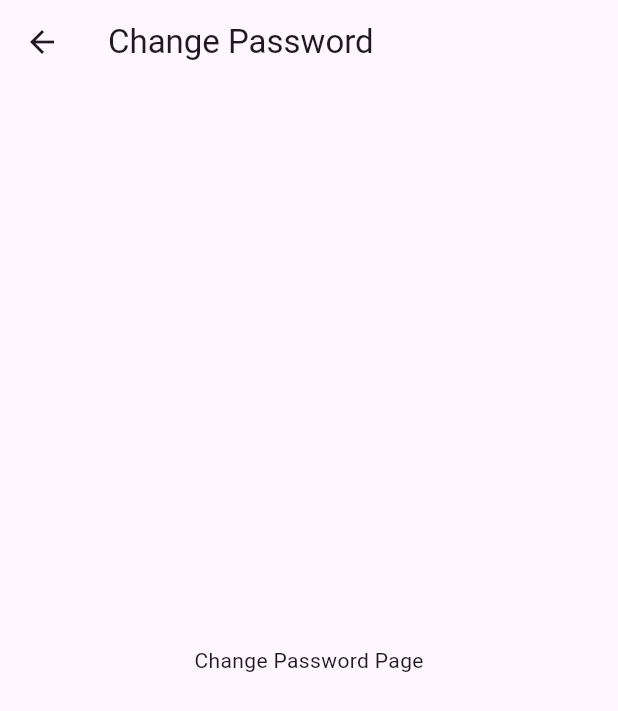
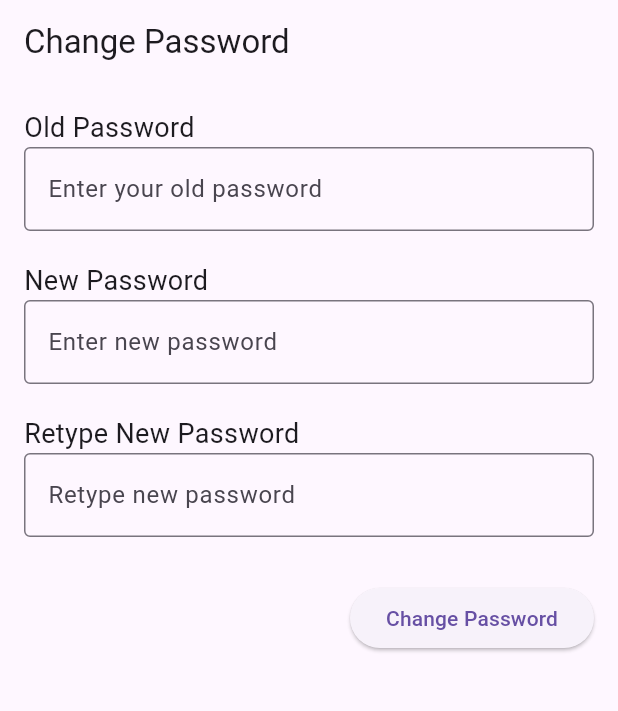
Before and after one commit to 21ita28/project, a Flutter app: the SuperAdminHomePage screen opened directly, in the side drawer, after a tap on "Change Password", on a phone screen of 412 x 824 dp. Shown: the top 711 px of the screen. Run offline on Flutter 3.47's test engine with Material 3 defaults, Android fonts, the phone set to English and light mode, and no system bars.

Commit message:
second commit

```diff
--- /dev/null
+++ b/lib/changepasswordapp.dart
@@ -0,0 +1,128 @@
+import 'package:flutter/material.dart';
+
+void main() => runApp(ChangePasswordApp());
+
+class ChangePasswordApp extends StatelessWidget {
+  @override
+  Widget build(BuildContext context) {
+    return MaterialApp(
+      debugShowCheckedModeBanner: false,
+      title: 'Change Password',
+      theme: ThemeData(
+        primarySwatch: Colors.blue,
+      ),
+      home: ChangePasswordPage(),
+    );
+  }
+}
+
+class ChangePasswordPage extends StatefulWidget {
+  @override
+  _ChangePasswordPageState createState() => _ChangePasswordPageState();
+}
+
+class _ChangePasswordPageState extends State<ChangePasswordPage> {
+  final TextEditingController _oldPasswordController = TextEditingController();
+  final TextEditingController _newPasswordController = TextEditingController();
+  final TextEditingController _retypeNewPasswordController = TextEditingController();
+
+  final _formKey = GlobalKey<FormState>();
+
+  String? _validatePassword(String? password) {
+    if (password == null || password.isEmpty) {
+      return 'Password cannot be empty';
+    }
+    if (password.length < 8 || password.length > 15) {
+      return 'Password must be between 8 and 15 characters';
+    }
+    if (!RegExp(r'^(?=.*[A-Z])').hasMatch(password)) {
+      return 'Password must contain at least one uppercase letter';
+    }
+    if (!RegExp(r'^(?=.*[a-zA-Z])(?=.*\d)').hasMatch(password)) {
+      return 'Password must contain both letters and numbers';
+    }
+    if (!RegExp(r'^(?=.*[!@#\$&*~])').hasMatch(password)) {
+      return 'Password must contain at least one special character';
+    }
+    return null;
+  }
+
+  void _changePassword() {
+    if (_formKey.currentState!.validate()) {
+      if (_newPasswordController.text == _retypeNewPasswordController.text) {
+        ScaffoldMessenger.of(context).showSnackBar(
+          SnackBar(content: Text('Password changed successfully!')),
+        );
+      } else {
+        ScaffoldMessenger.of(context).showSnackBar(
+          SnackBar(content: Text('New passwords do not match')),
+        );
+      }
+    }
+  }
+
+  @override
+  Widget build(BuildContext context) {
+    return Scaffold(
+      appBar: AppBar(
+        title: Text('Change Password'),
+        automaticallyImplyLeading: true, // This adds the back button
+      ),
+      body: Padding(
+        padding: const EdgeInsets.all(16.0),
+        child: Form(
+          key: _formKey,
+          child: Column(
+            crossAxisAlignment: CrossAxisAlignment.start,
+            children: [
+              Text('Old Password', style: TextStyle(fontSize: 18)),
+              TextFormField(
+                controller: _oldPasswordController,
+                obscureText: true,
+                decoration: InputDecoration(
+                  border: OutlineInputBorder(),
+                  hintText: 'Enter your old password',
+                ),
+                validator: (value) =>
+                value!.isEmpty ? 'Please enter old password' : null,
+              ),
+              SizedBox(height: 20),
+              Text('New Password', style: TextStyle(fontSize: 18)),
+              TextFormField(
+                controller: _newPasswordController,
+                obscureText: true,
+                decoration: InputDecoration(
+                  border: OutlineInputBorder(),
+                  hintText: 'Enter new password',
+                ),
+                validator: _validatePassword,
+              ),
+              SizedBox(height: 20),
+              Text('Retype New Password', style: TextStyle(fontSize: 18)),
+              TextFormField(
+                controller: _retypeNewPasswordController,
+                obscureText: true,
+                decoration: InputDecoration(
+                  border: OutlineInputBorder(),
+                  hintText: 'Retype new password',
+                ),
+                validator: (value) =>
+                value!.isEmpty ? 'Please retype the new password' : null,
+              ),
+              SizedBox(height: 30),
+              Row(
+                mainAxisAlignment: MainAxisAlignment.end,
+                children: [
+                  ElevatedButton(
+                    onPressed: _changePassword,
+                    child: Text('Change Password'),
+                  ),
+                ],
+              ),
+            ],
+          ),
+        ),
+      ),
+    );
+  }
+}
--- a/lib/main.dart
+++ b/lib/main.dart
@@ -57,7 +57,7 @@ class _LoginPageState extends State<LoginPage> {
         context,
         MaterialPageRoute(builder: (context) => Userpage()),
       );}
-    else if (username == "superadmin" && password == "sadmin") {
+    else if (username == "sadmin" && password == "test") {
       // Navigate to the UserPage when the username and password match
       Navigator.push(
         context,
--- a/lib/superadmin.dart
+++ b/lib/superadmin.dart
@@ -1,3 +1,5 @@
+import 'package:college/changepasswordapp.dart';
+import 'package:college/main.dart';
 import 'package:flutter/material.dart';
 
 void main() => runApp(SuperAdmin());
@@ -32,18 +34,7 @@ class _SuperAdminHomePageState extends State<SuperAdminHomePage> {
         child: ListView(
           padding: EdgeInsets.zero,
           children: [
-            DrawerHeader(
-              decoration: BoxDecoration(
-                color: Colors.blue,
-              ),
-              child: Text(
-                'Admin Menu',
-                style: TextStyle(
-                  color: Colors.white,
-                  fontSize: 24,
-                ),
-              ),
-            ),
+            SizedBox(height: 50),
             ListTile(
               leading: Icon(Icons.home),
               title: Text('Department'),
@@ -83,7 +74,7 @@ class _SuperAdminHomePageState extends State<SuperAdminHomePage> {
                 Navigator.push(
                     context,
                     MaterialPageRoute(
-                        builder: (context) => ChangePasswordPage()));
+                        builder: (context) => ChangePasswordApp()));
               },
             ),
             ListTile(
@@ -99,6 +90,8 @@ class _SuperAdminHomePageState extends State<SuperAdminHomePage> {
               title: Text('Logout'),
               onTap: () {
                 // Implement logout functionality here
+                Navigator.push(context,
+                    MaterialPageRoute(builder: (context) => CollegeLoginApp()));
               },
             ),
           ],
@@ -230,9 +223,7 @@ class ChangePasswordPage extends StatelessWidget {
       appBar: AppBar(
         title: Text('Change Password'),
       ),
-      body: Center(
-        child: Text('Change Password Page'),
-      ),
+
     );
   }
 }
```
Also changed, not shown: lib/chatapp.dart (+56 -0 lines), lib/userpage.dart (+21 -0 lines), 1 other file.
